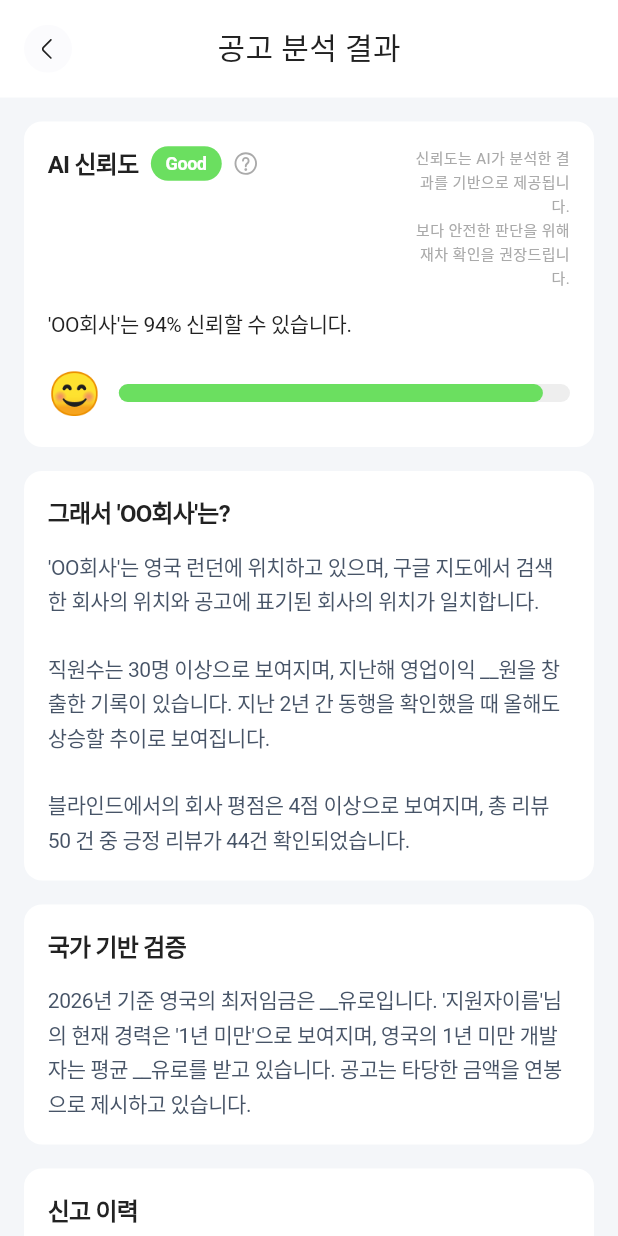
After one commit to 2026-QUAD-S-Team-2/samak-front, a Flutter app: the AnalysisResultScreen screen opened directly, on a phone screen of 412 x 824 dp. The commit adds this screen. Run offline on Flutter 3.47's test engine with Material 3 defaults, Android fonts, the phone set to English and light mode, and no system bars; our stand-ins replace flutter_svg; project files that could hold a hidden picture were left out.

Commit message:
feat: #9 공고 분석 결과 화면 초안

```diff
--- a/lib/core/design_system/app_icons.dart
+++ b/lib/core/design_system/app_icons.dart
@@ -29,6 +29,7 @@ class AppIcons {
   static const String search = '$_basePath/ic_search.svg';
   static const String settings = '$_basePath/ic_settings.svg';
   static const String settingsLine = '$_basePath/ic_settings-line.svg';
+  static const String smileyFace = '$_basePath/ic_smileyface.svg';
   static const String twoLine = '$_basePath/ic_two-line-horizontal.svg';
   static const String user = '$_basePath/ic_user.svg';
   static const String userFilled = '$_basePath/ic_user_filled.svg';
--- a/lib/screens/analysis_list.dart
+++ b/lib/screens/analysis_list.dart
@@ -4,6 +4,7 @@ import '../core/design_system/app_dimensions.dart';
 import '../core/design_system/app_text_styles.dart';
 import '../core/design_system/widgets/app_header.dart';
 import '../screens/analysis_register.dart';
+import '../screens/analysis_result.dart';
 
 // 데이터 모델
 class AnnouncementItem {
@@ -258,7 +259,30 @@ class _AnnouncementCard extends StatelessWidget {
 
   @override
   Widget build(BuildContext context) {
-    return Container(
+    return GestureDetector(
+      onTap: () {
+        Navigator.of(context).push(
+          MaterialPageRoute(
+            builder: (_) => AnalysisResultScreen(
+              onBack: () => Navigator.of(context).pop(),
+              // TODO: AnnouncementItem → AnalysisResultData 변환 로직 연결 필요 (서버 데이터 연동 시)
+              resultData: AnalysisResultData(
+                companyName: item.companyName,
+                trustScore: item.trustScore,
+                trustLevel: item.trustScore >= 70
+                    ? TrustLevel.good
+                    : item.trustScore >= 40
+                    ? TrustLevel.normal
+                    : TrustLevel.bad,
+                companySummary: '분석 데이터를 불러오는 중입니다.',       // TODO: 서버 데이터로 교체
+                countryVerification: '분석 데이터를 불러오는 중입니다.', // TODO: 서버 데이터로 교체
+                reportHistory: '분석 데이터를 불러오는 중입니다.',
+              ),
+            )
+          )
+        );
+      },
+      child: Container(
         padding: const EdgeInsets.fromLTRB(16, 16, 16, 0),
         decoration: BoxDecoration(
           color: Colors.white,
@@ -319,6 +343,7 @@ class _AnnouncementCard extends StatelessWidget {
             const SizedBox(height: 16),
           ],
         ),
+      ),
     );
   }
 }
--- a/lib/screens/analysis_register.dart
+++ b/lib/screens/analysis_register.dart
@@ -5,6 +5,7 @@ import '../core/design_system/app_dimensions.dart';
 import '../core/design_system/app_text_styles.dart';
 import '../core/design_system/widgets/app_header.dart';
 import '../core/design_system/app_icons.dart';
+import '../screens/analysis_result.dart';
 
 class AnalysisRegisterScreen extends StatefulWidget {
   final VoidCallback? onBack;
@@ -58,7 +59,14 @@ class _AnalysisRegisterScreenState
       builder: (_) => _CompletionBottomSheet(
         onConfirm: () {
           Navigator.of(context).pop();
-          widget.onConfirmResult?.call();
+          Navigator.of(context).push(
+            MaterialPageRoute(
+              builder: (_) => AnalysisResultScreen(
+                onBack: () => Navigator.of(context).pop(),
+                // TODO: 등록된 공고 데이터 → AnalysisResultData 변환 로직 연결 필요 (서버 응답 연동 시)
+              ),
+            ),
+          );
         },
       ),
     );
--- /dev/null
+++ b/lib/screens/analysis_result.dart
@@ -0,0 +1,340 @@
+import 'package:flutter/material.dart';
+import 'package:flutter_svg/flutter_svg.dart';
+import '../core/design_system/app_colors.dart';
+import '../core/design_system/app_dimensions.dart';
+import '../core/design_system/app_text_styles.dart';
+import '../core/design_system/widgets/app_header.dart';
+import '../core/design_system/app_icons.dart';
+
+// ─────────────────────────────────────────────
+// 분석 결과 데이터 모델
+// ─────────────────────────────────────────────
+enum TrustLevel { good, bad, normal }
+
+class AnalysisResultData {
+  final String companyName;
+  final int trustScore; // 0 ~ 100
+  final TrustLevel trustLevel;
+  final String companySummary;
+  final String countryVerification;
+  final String reportHistory;
+
+  const AnalysisResultData({
+    required this.companyName,
+    required this.trustScore,
+    required this.trustLevel,
+    required this.companySummary,
+    required this.countryVerification,
+    required this.reportHistory,
+  });
+}
+
+// 샘플 데이터
+const AnalysisResultData _sampleResult = AnalysisResultData(
+  companyName: 'OO회사',
+  trustScore: 94,
+  trustLevel: TrustLevel.good,
+  companySummary:
+  '\'OO회사\'는 영국 런던에 위치하고 있으며, 구글 지도에서 검색한 회사의 위치와 공고에 표기된 회사의 위치가 일치합니다.\n\n'
+      '직원수는 30명 이상으로 보여지며, 지난해 영업이익 __원을 창출한 기록이 있습니다. 지난 2년 간 동행을 확인했을 때 올해도 상승할 추이로 보여집니다.\n\n'
+      '블라인드에서의 회사 평점은 4점 이상으로 보여지며, 총 리뷰 50 건 중 긍정 리뷰가 44건 확인되었습니다.',
+  countryVerification:
+  '2026년 기준 영국의 최저임금은 __유로입니다. \'지원자이름\'님의 현재 경력은 \'1년 미만\'으로 보여지며, 영국의 1년 미만 개발자는 평균 __유로를 받고 있습니다. 공고는 타당한 금액을 연봉으로 제시하고 있습니다.',
+  reportHistory: '\'OO회사\'를 신고한 이력은 없으므로 안심하셔도 되어요.',
+);
+
+// 공고 분석 결과 화면
+class AnalysisResultScreen extends StatelessWidget {
+  final VoidCallback? onBack;
+  final AnalysisResultData? resultData;
+
+  const AnalysisResultScreen({
+    super.key,
+    this.onBack,
+    this.resultData,
+  });
+
+  @override
+  Widget build(BuildContext context) {
+    final data = resultData ?? _sampleResult;
+
+    return Scaffold(
+      backgroundColor: AppColors.background,
+      appBar: AppHeader(
+        title: '공고 분석 결과',
+        showBackButton: true,
+        onBack: onBack ?? () => Navigator.of(context).maybePop(),
+      ),
+      body: SingleChildScrollView(
+        padding: const EdgeInsets.all(AppDimensions.screenPadding),
+        child: Column(
+          crossAxisAlignment: CrossAxisAlignment.start,
+          children: [
+            // ── AI 신뢰도 섹션 ──
+            _TrustScoreCard(data: data),
+
+            AppDimensions.verticalGap16,
+
+            // ── 그래서 'OO회사'는? 섹션 ──
+            _InfoSection(
+              title: '그래서 \'${data.companyName}\'는?',
+              content: data.companySummary,
+            ),
+
+            AppDimensions.verticalGap16,
+
+            // ── 국가 기반 검증 섹션 ──
+            _InfoSection(
+              title: '국가 기반 검증',
+              content: data.countryVerification,
+            ),
+
+            AppDimensions.verticalGap16,
+
+            // ── 신고 이력 섹션 ──
+            _InfoSection(
+              title: '신고 이력',
+              content: data.reportHistory,
+            ),
+
+            AppDimensions.verticalGap24,
+          ],
+        ),
+      ),
+    );
+  }
+}
+
+// AI 신뢰도 카드
+class _TrustScoreCard extends StatelessWidget {
+  final AnalysisResultData data;
+
+  const _TrustScoreCard({required this.data});
+
+  Color get _levelColor {
+    switch (data.trustLevel) {
+      case TrustLevel.good:
+        return AppColors.success;
+      case TrustLevel.bad:
+        return AppColors.error;
+      case TrustLevel.normal:
+        return AppColors.warning;
+    }
+  }
+
+  String get _levelLabel {
+    switch (data.trustLevel) {
+      case TrustLevel.good:
+        return 'Good';
+      case TrustLevel.bad:
+        return 'Bad';
+      case TrustLevel.normal:
+        return 'Normal';
+    }
+  }
+
+  // 점수에 따른 이모지 결정
+  // TODO: svg 이모지로 변경
+  String get _scoreEmoji {
+    if (data.trustScore >= 70) return '😊';
+    if (data.trustScore >= 40) return '😐';
+    return '😟';
+  }
+
+  @override
+  Widget build(BuildContext context) {
+    return Container(
+      width: double.infinity,
+      padding: const EdgeInsets.all(AppDimensions.cardPadding),
+      decoration: BoxDecoration(
+        color: Colors.white,
+        borderRadius: BorderRadius.circular(12),
+      ),
+      child: Column(
+        crossAxisAlignment: CrossAxisAlignment.start,
+        children: [
+          // ── 헤더 행: AI 신뢰도 + 레벨 뱃지 + 물음표 아이콘 + 안내 텍스트 ──
+          Row(
+            crossAxisAlignment: CrossAxisAlignment.start,
+            children: [
+              // 왼쪽: 제목 + 뱃지 + 아이콘
+              Row(
+                crossAxisAlignment: CrossAxisAlignment.center,
+                children: [
+                  Text(
+                    'AI 신뢰도',
+                    style: AppTypography.largeBold16.copyWith(letterSpacing: -0.5),
+                  ),
+                  const SizedBox(width: 8),
+
+                  // 신뢰도 레벨 뱃지 (Good / Normal / Bad)
+                  Container(
+                    padding: const EdgeInsets.symmetric(horizontal: 10, vertical: 3),
+                    decoration: BoxDecoration(
+                      color: _levelColor,
+                      borderRadius: BorderRadius.circular(100),
+                    ),
+                    child: Text(
+                      _levelLabel,
+                      style: AppTypography.smallBold12.copyWith(
+                        color: Colors.white,
+                        letterSpacing: -0.3,
+                      ),
+                    ),
+                  ),
+
+                  const SizedBox(width: 6),
+
+                  SvgPicture.asset(
+                    AppIcons.questionCircle,
+                    width: 20,
+                    height: 20,
+                    colorFilter: ColorFilter.mode(AppColors.gray500, BlendMode.srcIn),
+                  )
+                ],
+              ),
+
+              const Spacer(),
+
+              // 오른쪽: 안내 텍스트
+              Flexible(
+                child: Text(
+                  '신뢰도는 AI가 분석한 결과를 기반으로 제공됩니다.\n보다 안전한 판단을 위해 재차 확인을 권장드립니다.',
+                  style: AppTypography.small10.copyWith(
+                    color: AppColors.gray500,
+                    height: 1.5,
+                  ),
+                  textAlign: TextAlign.end,
+                ),
+              ),
+            ],
+          ),
+
+          const SizedBox(height: 12),
+
+          // ── 신뢰도 퍼센트 텍스트 ──
+          Text(
+            '\'${data.companyName}\'는 ${data.trustScore}% 신뢰할 수 있습니다.',
+            style: AppTypography.middle14.copyWith(
+              letterSpacing: -0.3,
+              color: AppColors.gray900,
+            ),
+          ),
+
+          const SizedBox(height: 16),
+
+          // ── 신뢰도 진행 바 ──
+          _TrustProgressBar(
+            score: data.trustScore,
+            emoji: _scoreEmoji,
+            barColor: _levelColor,
+          ),
+        ],
+      ),
+    );
+  }
+}
+
+// ─────────────────────────────────────────────
+// 신뢰도 프로그레스 바
+// ─────────────────────────────────────────────
+class _TrustProgressBar extends StatelessWidget {
+  final int score;
+  final String emoji;
+  final Color barColor;
+
+  const _TrustProgressBar({
+    required this.score,
+    required this.emoji,
+    required this.barColor,
+  });
+
+  @override
+  Widget build(BuildContext context) {
+    final double ratio = score.clamp(0, 100) / 100.0;
+
+    return Row(
+      children: [
+        // 이모지 아이콘
+        Text(
+          emoji,
+          style: const TextStyle(fontSize: 28),
+        ),
+
+        const SizedBox(width: 12),
+
+        // 프로그레스 바
+        Expanded(
+          child: LayoutBuilder(
+            builder: (context, constraints) {
+              return Stack(
+                children: [
+                  // 배경 트랙
+                  Container(
+                    height: 12,
+                    decoration: BoxDecoration(
+                      color: AppColors.gray200,
+                      borderRadius: BorderRadius.circular(100),
+                    ),
+                  ),
+                  // 채워진 부분 (점수 비율만큼 너비 채움)
+                  Container(
+                    height: 12,
+                    width: constraints.maxWidth * ratio,
+                    decoration: BoxDecoration(
+                      color: barColor,
+                      borderRadius: BorderRadius.circular(100),
+                    ),
+                  ),
+                ],
+              );
+            },
+          ),
+        ),
+      ],
+    );
+  }
+}
+
+// ─────────────────────────────────────────────
+// 공통 정보 섹션 카드 (그래서 ~, 국가 기반 검증, 신고 이력)
+// ─────────────────────────────────────────────
+class _InfoSection extends StatelessWidget {
+  final String title;
+  final String content;
+
+  const _InfoSection({
+    required this.title,
+    required this.content,
+  });
+
+  @override
+  Widget build(BuildContext context) {
+    return Container(
+      width: double.infinity,
+      padding: const EdgeInsets.all(AppDimensions.cardPadding),
+      decoration: BoxDecoration(
+        color: Colors.white,
+        borderRadius: BorderRadius.circular(12),
+      ),
+      child: Column(
+        crossAxisAlignment: CrossAxisAlignment.start,
+        children: [
+          Text(
+            title,
+            style: AppTypography.largeBold16.copyWith(letterSpacing: -0.5),
+          ),
+          const SizedBox(height: 12),
+          Text(
+            content,
+            style: AppTypography.middle14.copyWith(
+              color: AppColors.textSecondary,
+              height: 1.6,
+              letterSpacing: -0.3,
+            ),
+          ),
+        ],
+      ),
+    );
+  }
+}
```
Also changed, not shown: assets/icons/ic_smileyface.svg (added). Lines whose indentation alone changed are shown as unchanged.
